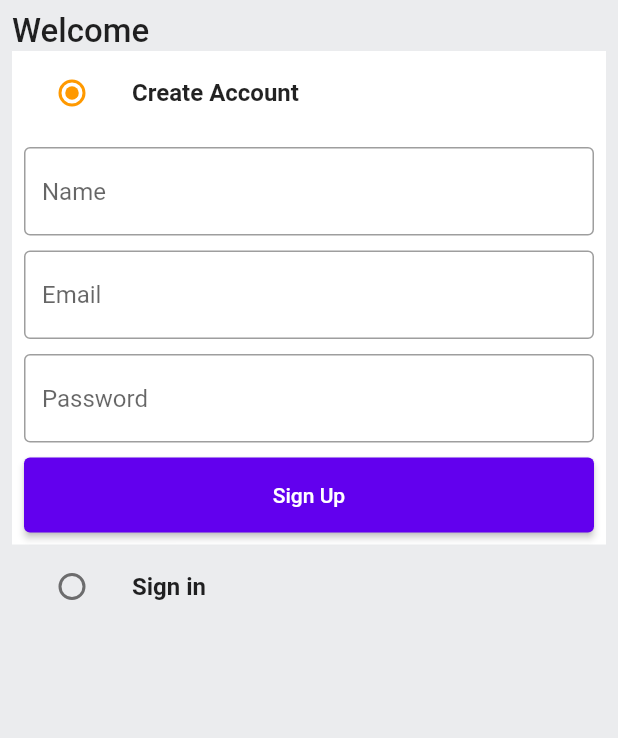
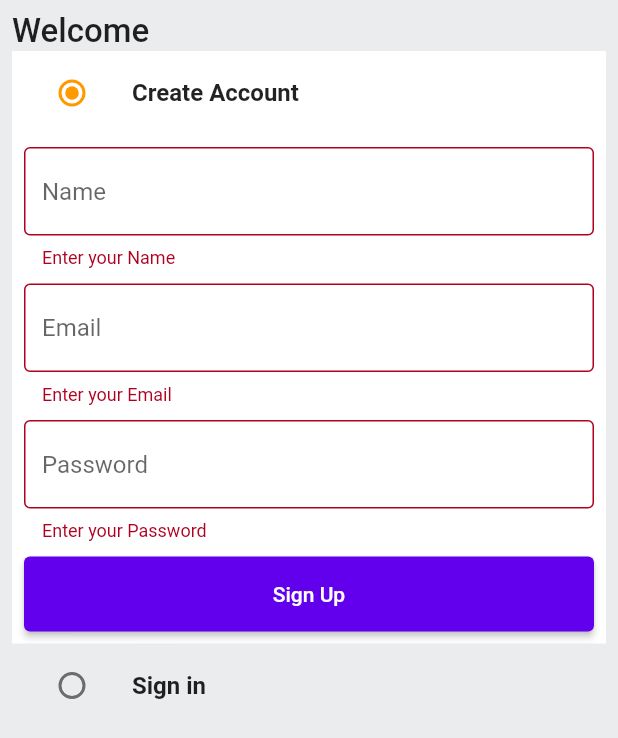
Before and after one commit to PrantoMondal/Amazon-Clone, a Flutter app: the screen it shows after launch, after a tap on "Sign Up", on a phone screen of 412 x 824 dp. Shown: the top 738 px of the screen. Run offline on Flutter 3.47's test engine with Material 2 defaults, Android fonts, the phone set to English and light mode, and no system bars.

Commit message:
auth done

```diff
--- a/lib/common/widgets/custom_text_field.dart
+++ b/lib/common/widgets/custom_text_field.dart
@@ -19,7 +19,12 @@ class CustomTextField extends StatelessWidget {
           borderSide: BorderSide(color: Colors.black38),
         ),
       ),
-      validator: (val) {},
+      validator: (val) {
+        if (val == null || val.isEmpty) {
+          return 'Enter your $hintText';
+        }
+        return null;
+      },
     );
   }
 }
--- a/lib/constants/global_variabls.dart
+++ b/lib/constants/global_variabls.dart
@@ -1,4 +1,6 @@
 import 'package:flutter/material.dart';
+
+String uri = 'http://IP:3000';
 
 class GlobalVariables {
   // COLORS
--- a/lib/features/auth/screens/auth_screen.dart
+++ b/lib/features/auth/screens/auth_screen.dart
@@ -1,6 +1,7 @@
 import 'package:amazon_clone/common/widgets/custom_button.dart';
 import 'package:amazon_clone/common/widgets/custom_text_field.dart';
 import 'package:amazon_clone/constants/global_variabls.dart';
+import 'package:amazon_clone/features/auth/services/auth_service.dart';
 import 'package:flutter/material.dart';
 
 enum Auth {
@@ -20,6 +21,7 @@ class _AuthScreenState extends State<AuthScreen> {
   Auth _auth = Auth.signup;
   final _signUpFormKey = GlobalKey<FormState>();
   final _signInFormKey = GlobalKey<FormState>();
+  final AuthService authService = AuthService();
   final TextEditingController _emailController = TextEditingController();
   final TextEditingController _passwordController = TextEditingController();
   final TextEditingController _nameController = TextEditingController();
@@ -31,6 +33,15 @@ class _AuthScreenState extends State<AuthScreen> {
     _emailController.dispose();
     _passwordController.dispose();
     _nameController.dispose();
+  }
+
+  void signUpUser() {
+    authService.signUpUser(
+      context: context,
+      email: _emailController.text,
+      password: _passwordController.text,
+      name: _nameController.text,
+    );
   }
 
   @override
@@ -95,7 +106,14 @@ class _AuthScreenState extends State<AuthScreen> {
                         const SizedBox(
                           height: 10,
                         ),
-                        CustomButton(text: "Sign Up", onTap: () {})
+                        CustomButton(
+                          text: "Sign Up",
+                          onTap: () {
+                            if (_signUpFormKey.currentState!.validate()) {
+                              signUpUser();
+                            }
+                          },
+                        )
                       ],
                     ),
                   ),
--- a/lib/models/user.dart
+++ b/lib/models/user.dart
@@ -4,6 +4,7 @@ import 'dart:convert';
 class User {
   final String id;
   final String name;
+  final String email;
   final String password;
   final String address;
   final String type;
@@ -12,6 +13,7 @@ class User {
   User({
     required this.id,
     required this.name,
+    required this.email,
     required this.password,
     required this.address,
     required this.type,
@@ -22,6 +24,7 @@ class User {
     return <String, dynamic>{
       'id': id,
       'name': name,
+      'email': email,
       'password': password,
       'address': address,
       'type': type,
@@ -33,6 +36,7 @@ class User {
     return User(
       id: map['_id'] ?? "",
       name: map['name'] ?? "",
+      email: map['email'] ?? "",
       password: map['password'] ?? "",
       address: map['address'] ?? "",
       type: map['type'] ?? "",
```
Also changed, not shown: lib/constants/error_handling.dart (added, +25 -0 lines), lib/constants/utils.dart (added, +9 -0 lines), lib/features/auth/services/auth_service.dart (+31 -8 lines).
